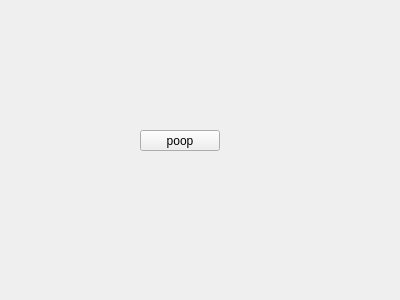
Before: the Qt Designer form scalingtool.ui in Tokyo-MQP-2024/IgniteCV, drawn with Qt 5.
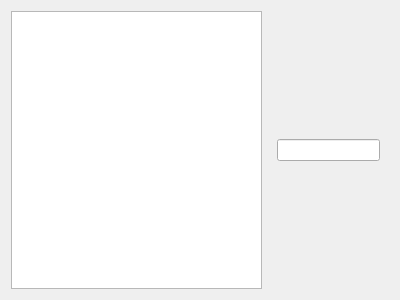
After: the same form once the commit is applied.

Diff of the .ui file:
```diff
--- a/scalingtool.ui
+++ b/scalingtool.ui
@@ -13,19 +13,20 @@
   <property name="windowTitle">
    <string>Form</string>
   </property>
-  <widget class="QPushButton" name="pushButton">
-   <property name="geometry">
-    <rect>
-     <x>140</x>
-     <y>130</y>
-     <width>80</width>
-     <height>21</height>
-    </rect>
-   </property>
-   <property name="text">
-    <string>poop</string>
-   </property>
-  </widget>
+  <layout class="QGridLayout" name="gridLayout_2">
+   <item row="0" column="1">
+    <widget class="QWidget" name="widget" native="true">
+     <layout class="QGridLayout" name="gridLayout">
+      <item row="0" column="0">
+       <widget class="QLineEdit" name="lineEdit"/>
+      </item>
+     </layout>
+    </widget>
+   </item>
+   <item row="0" column="0">
+    <widget class="QGraphicsView" name="graphicsView"/>
+   </item>
+  </layout>
  </widget>
  <resources/>
  <connections/>
```
